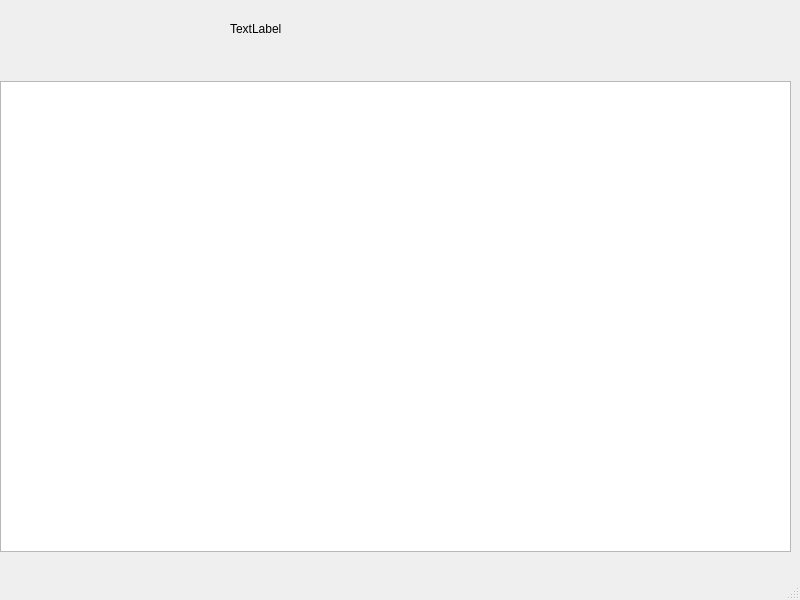
The window that mainwindow.ui (cpedrohenrique1/Atividade16-EDII) describes before a commit, drawn with Qt 5.
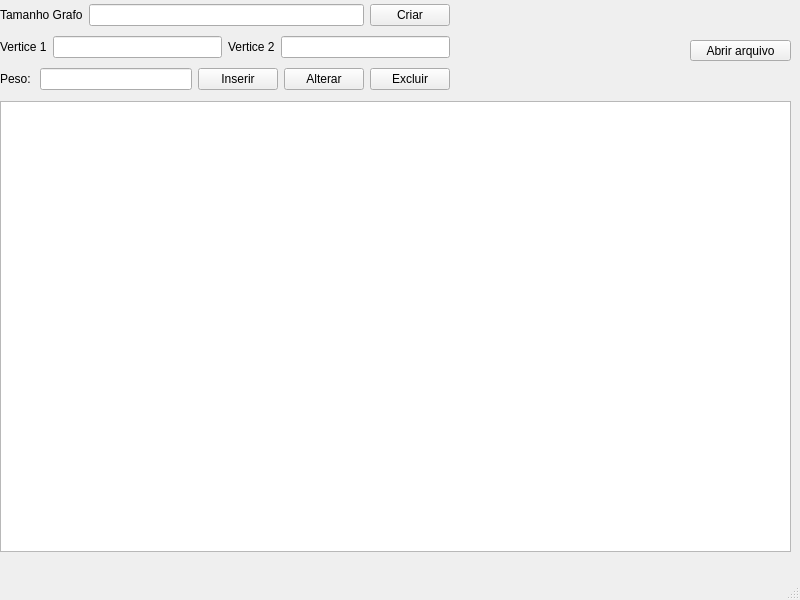
The same window after the commit.

```diff
--- a/mainwindow.ui
+++ b/mainwindow.ui
@@ -14,29 +14,121 @@
    <string>Atividade 16</string>
   </property>
   <widget class="QWidget" name="centralwidget">
-   <widget class="QLabel" name="label">
-    <property name="geometry">
-     <rect>
-      <x>230</x>
-      <y>20</y>
-      <width>67</width>
-      <height>17</height>
-     </rect>
-    </property>
-    <property name="text">
-     <string>TextLabel</string>
-    </property>
-   </widget>
    <widget class="QGraphicsView" name="graphicsView">
     <property name="geometry">
      <rect>
       <x>0</x>
-      <y>81</y>
+      <y>101</y>
       <width>791</width>
-      <height>471</height>
+      <height>451</height>
      </rect>
     </property>
    </widget>
+   <widget class="QWidget" name="layoutWidget">
+    <property name="geometry">
+     <rect>
+      <x>0</x>
+      <y>0</y>
+      <width>450</width>
+      <height>95</height>
+     </rect>
+    </property>
+    <layout class="QGridLayout" name="gridLayout">
+     <item row="0" column="0" colspan="3">
+      <layout class="QHBoxLayout" name="horizontalLayout">
+       <item>
+        <widget class="QLabel" name="label">
+         <property name="text">
+          <string>Tamanho Grafo</string>
+         </property>
+        </widget>
+       </item>
+       <item>
+        <widget class="QLineEdit" name="lineEdit_tamanho_grafo"/>
+       </item>
+       <item>
+        <widget class="QPushButton" name="pushButton_criar">
+         <property name="text">
+          <string>Criar</string>
+         </property>
+        </widget>
+       </item>
+      </layout>
+     </item>
+     <item row="1" column="0" colspan="3">
+      <layout class="QHBoxLayout" name="horizontalLayout_2">
+       <item>
+        <widget class="QLabel" name="label_2">
+         <property name="text">
+          <string>Vertice 1</string>
+         </property>
+        </widget>
+       </item>
+       <item>
+        <widget class="QLineEdit" name="lineEdit_vertice1"/>
+       </item>
+       <item>
+        <widget class="QLabel" name="label_3">
+         <property name="text">
+          <string>Vertice 2</string>
+         </property>
+        </widget>
+       </item>
+       <item>
+        <widget class="QLineEdit" name="lineEdit_vertice2"/>
+       </item>
+      </layout>
+     </item>
+     <item row="2" column="0">
+      <widget class="QLabel" name="label_4">
+       <property name="text">
+        <string>Peso: </string>
+       </property>
+      </widget>
+     </item>
+     <item row="2" column="1">
+      <widget class="QLineEdit" name="lineEdit_peso"/>
+     </item>
+     <item row="2" column="2">
+      <layout class="QHBoxLayout" name="horizontalLayout_3">
+       <item>
+        <widget class="QPushButton" name="pushButton_inserir">
+         <property name="text">
+          <string>Inserir</string>
+         </property>
+        </widget>
+       </item>
+       <item>
+        <widget class="QPushButton" name="pushButton_alterar">
+         <property name="text">
+          <string>Alterar</string>
+         </property>
+        </widget>
+       </item>
+       <item>
+        <widget class="QPushButton" name="pushButton_excluir">
+         <property name="text">
+          <string>Excluir</string>
+         </property>
+        </widget>
+       </item>
+      </layout>
+     </item>
+    </layout>
+   </widget>
+   <widget class="QPushButton" name="pushButton_abrir_arquivo">
+    <property name="geometry">
+     <rect>
+      <x>690</x>
+      <y>40</y>
+      <width>101</width>
+      <height>21</height>
+     </rect>
+    </property>
+    <property name="text">
+     <string>Abrir arquivo</string>
+    </property>
+   </widget>
   </widget>
   <widget class="QMenuBar" name="menubar">
    <property name="geometry">
```
